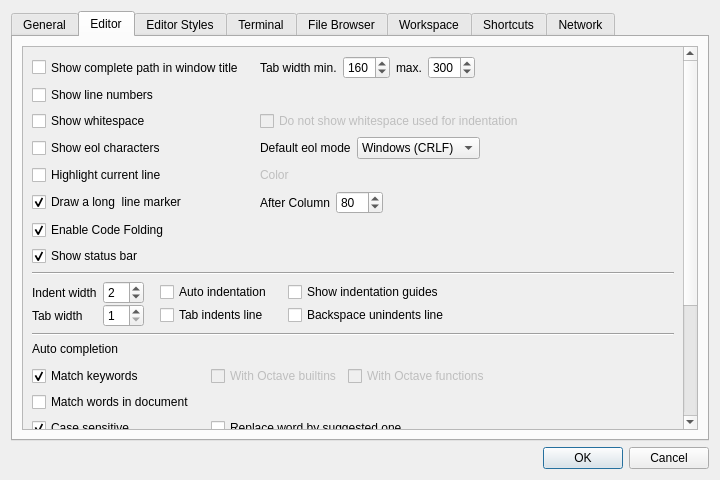
Qt form libgui/src/settings-dialog.ui (ctaggart/octave) before a commit.
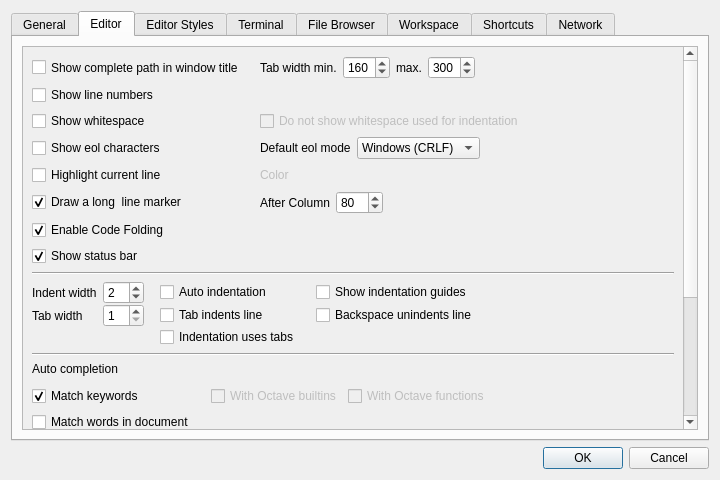
The same form after that commit.

Commit message:
provide option for using tabs for indentations in the editor
* settings-dialog.ui: add new checkbox for using tabs for indentations

* settings-dialog.cc (constructor): init new checkbox from the settings file;
  (write_changed_settings): write state of new checkbox into the settings file

* file-editor-tab.cc (notice-settings): read from settings file whether to
  use tabs for indentations or not

branch : gui-release

What changed in the file:
```diff
--- a/libgui/src/settings-dialog.ui
+++ b/libgui/src/settings-dialog.ui
@@ -404,9 +404,9 @@
           <property name="geometry">
            <rect>
             <x>0</x>
-            <y>0</y>
+            <y>-256</y>
             <width>662</width>
-            <height>613</height>
+            <height>634</height>
            </rect>
           </property>
           <layout class="QVBoxLayout" name="verticalLayout_16">
@@ -871,6 +871,13 @@
                  </property>
                 </spacer>
                </item>
+               <item row="3" column="4">
+                <widget class="QCheckBox" name="editor_ind_uses_tabs_checkbox">
+                 <property name="text">
+                  <string>Indentation uses tabs</string>
+                 </property>
+                </widget>
+               </item>
               </layout>
              </item>
              <item>
```
Left out of the diff: 56 changed lines with no effect on the pictures. The commit also changes 2 other files.
